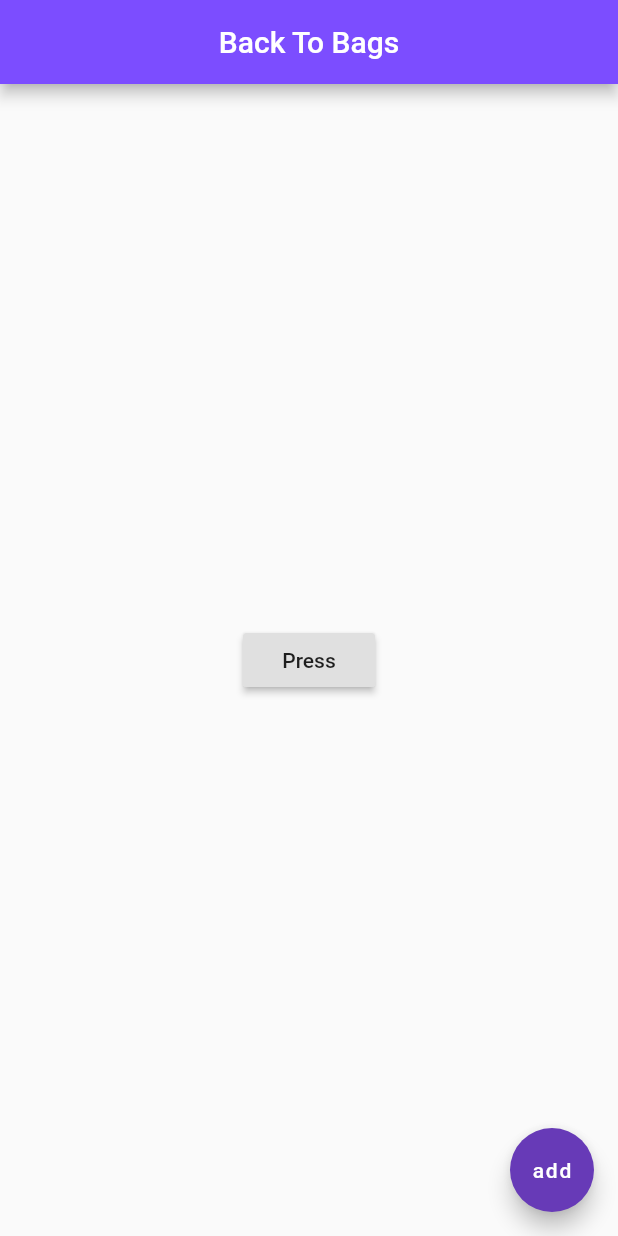
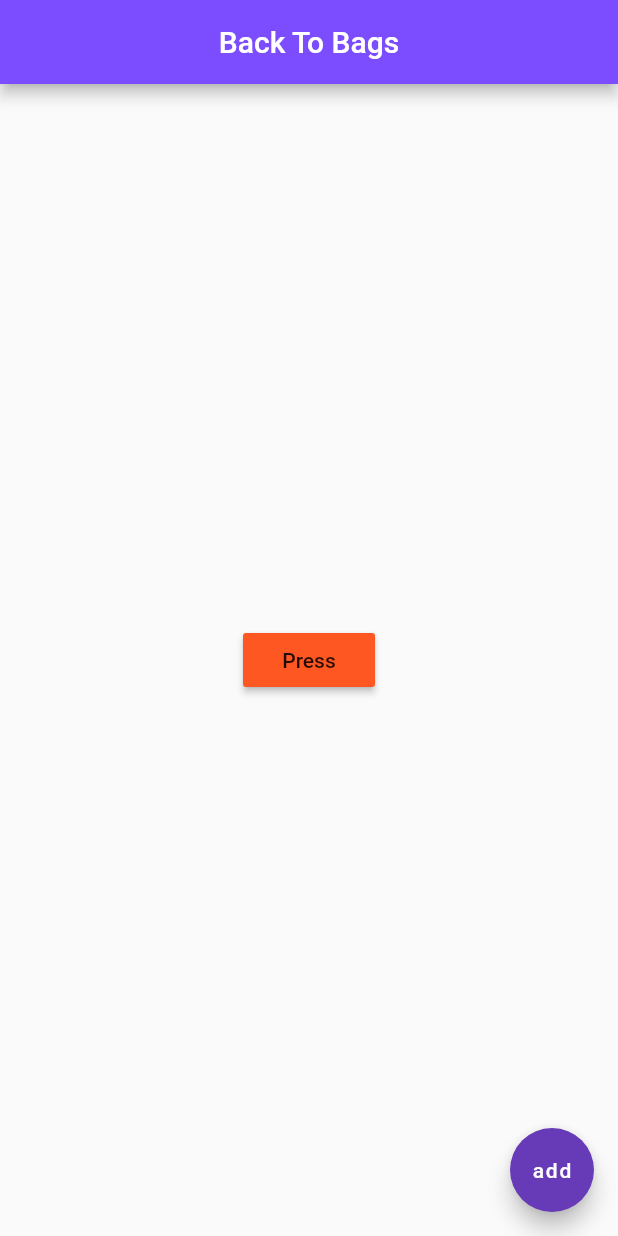
Before and after one commit to gokintosh/myapp, a Flutter app: the screen it shows after launch, on a phone screen of 412 x 824 dp. Run offline on Flutter 3.47's test engine with Material 2 defaults, Android fonts, the phone set to English and light mode, and no system bars.

Commit message:
added color property for the raised button

```diff
--- a/lib/main.dart
+++ b/lib/main.dart
@@ -18,6 +18,7 @@ class Home extends StatelessWidget {
         child: RaisedButton(
           onPressed: (){},
           child: Text('Press'),
+          color: Colors.deepOrange,
         )
         ),
 
```
